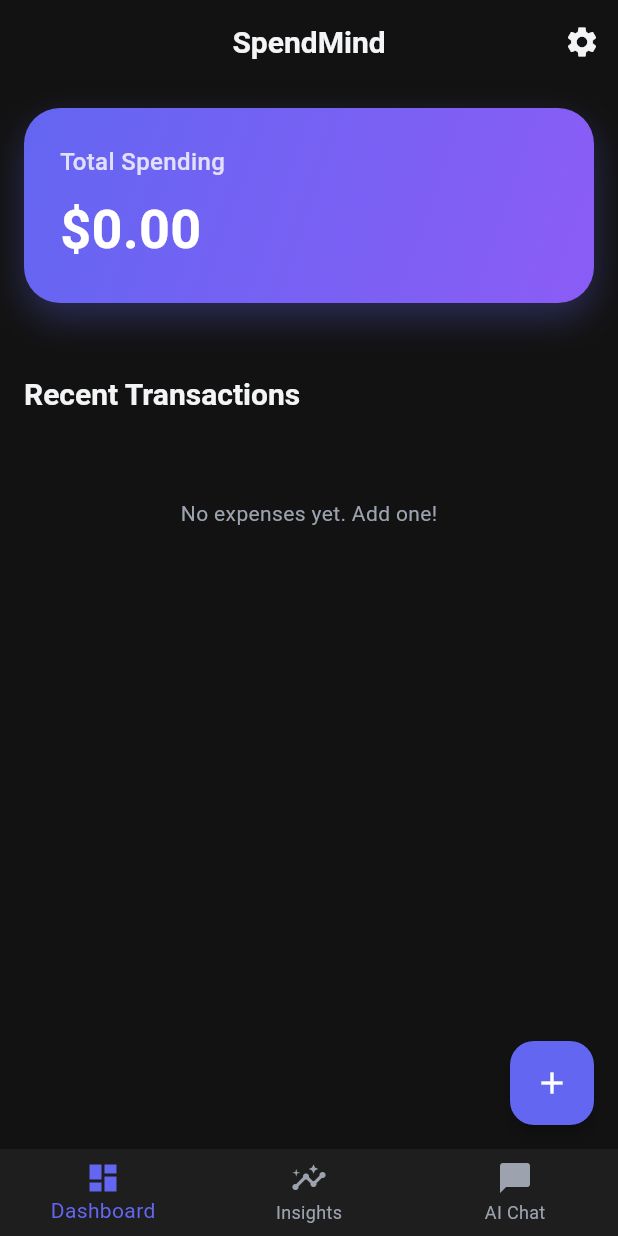
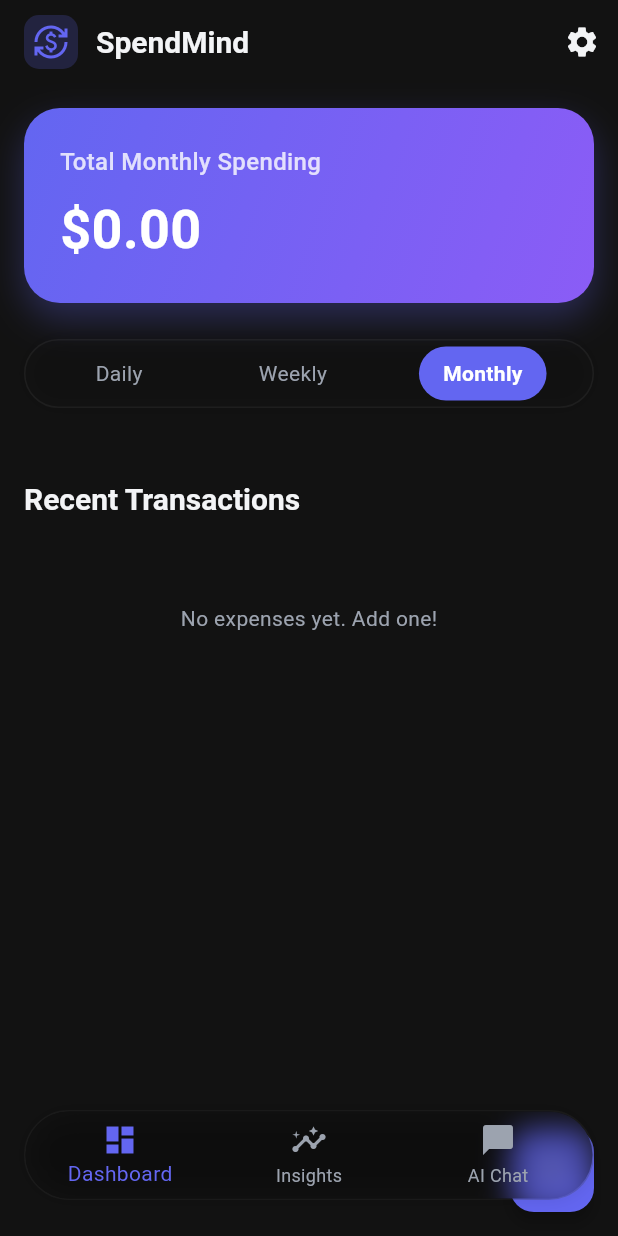
Before and after one commit to AbhishekSingh010/finance_expense_tracker_app, a Flutter app: the screen it shows after launch, on a phone screen of 412 x 824 dp. Run offline on Flutter 3.47's test engine with Material 3 defaults, Android fonts, the phone set to English and light mode, and no system bars; our stand-ins replace fl_chart, flutter_secure_storage, sqflite; accounts and stored records are empty; Roboto replaces fonts that are missing (SF Pro Display).

Commit message:
feat: UI enhancements, calendar views, and gemini fixes
- Add daily, weekly, and monthly calendar views to dashboard.
- Update bottom navigation bar to be floating with glassmorphic effect.
- Update dashboard app bar with SpendMind currency logo.
- Fix Gemini 404 API error by using gemini-1.5-flash-latest model.
- Restrict Gemini AI chat scope strictly to user's finances.
- Increase glassmorphism in expense tiles.

Co-authored-by: AbhishekSingh010 <113212983+AbhishekSingh010@users.noreply.github.com>

```diff
--- a/lib/main.dart
+++ b/lib/main.dart
@@ -7,6 +7,7 @@ import 'screens/settings_screen.dart';
 import 'screens/insights_screen.dart';
 import 'screens/chat_screen.dart';
 import 'screens/add_expense_screen.dart';
+import 'dart:ui';
 
 void main() {
   runApp(const SpendMindApp());
@@ -57,11 +58,25 @@ class _MainScreenState extends State<MainScreen> {
   @override
   Widget build(BuildContext context) {
     return Scaffold(
+      extendBody: true,
       body: IndexedStack(
         index: _currentIndex,
         children: _screens,
       ),
-      bottomNavigationBar: BottomNavigationBar(
+      bottomNavigationBar: Container(
+        margin: const EdgeInsets.only(left: 16, right: 16, bottom: 24),
+        decoration: AppTheme.glassDecoration(
+          opacity: 0.2,
+          color: Colors.black,
+          borderRadius: 30,
+        ),
+        child: ClipRRect(
+          borderRadius: BorderRadius.circular(30),
+          child: BackdropFilter(
+            filter: ImageFilter.blur(sigmaX: 10, sigmaY: 10),
+            child: BottomNavigationBar(
+              elevation: 0,
+              backgroundColor: Colors.transparent,
               currentIndex: _currentIndex,
               onTap: (index) {
                 setState(() {
@@ -83,6 +98,9 @@ class _MainScreenState extends State<MainScreen> {
                 ),
               ],
             ),
+          ),
+        ),
+      ),
     );
   }
 }
--- a/lib/providers/expense_provider.dart
+++ b/lib/providers/expense_provider.dart
@@ -11,18 +11,42 @@ class ExpenseProvider with ChangeNotifier {
   double _budget = 0.0;
   String? _apiKey;
   bool _aiEnabled = true;
+  String _timeframe = 'monthly'; // 'daily', 'weekly', 'monthly'
 
-  List<Expense> get expenses => _expenses;
+  List<Expense> get allExpenses => _expenses;
+  String get timeframe => _timeframe;
   double get budget => _budget;
   bool get hasApiKey => _apiKey != null && _apiKey!.isNotEmpty;
   String? get apiKey => _apiKey;
   bool get aiEnabled => _aiEnabled;
 
+  void setTimeframe(String tf) {
+    _timeframe = tf;
+    notifyListeners();
+  }
+
+  List<Expense> get expenses {
+    final now = DateTime.now();
+    return _expenses.where((expense) {
+      try {
+        final expenseDate = DateTime.parse(expense.date);
+        if (_timeframe == 'daily') {
+          return expenseDate.year == now.year && expenseDate.month == now.month && expenseDate.day == now.day;
+        } else if (_timeframe == 'weekly') {
+          final diff = now.difference(expenseDate).inDays;
+          return diff >= 0 && diff < 7;
+        } else {
+          return expenseDate.year == now.year && expenseDate.month == now.month;
+        }
+      } catch (e) {
+        return false;
+      }
+    }).toList();
+  }
+
   double get totalMonthlySpending {
     double total = 0;
-    for (var expense in _expenses) {
-      // Assuming all expenses are from the current month for simplicity,
-      // in a full app we'd filter by current month based on the date string
+    for (var expense in expenses) {
       total += expense.amount;
     }
     return total;
@@ -30,7 +54,7 @@ class ExpenseProvider with ChangeNotifier {
 
   Map<String, double> get categoryBreakdown {
     Map<String, double> breakdown = {};
-    for (var expense in _expenses) {
+    for (var expense in expenses) {
       if (breakdown.containsKey(expense.category)) {
         breakdown[expense.category] = breakdown[expense.category]! + expense.amount;
       } else {
--- a/lib/screens/dashboard_screen.dart
+++ b/lib/screens/dashboard_screen.dart
@@ -19,7 +19,27 @@ class DashboardScreen extends StatelessWidget {
               slivers: [
                 SliverAppBar(
                   floating: true,
-                  title: const Text('SpendMind'),
+                  title: Row(
+                    children: [
+                      Container(
+                        padding: const EdgeInsets.all(6),
+                        decoration: BoxDecoration(
+                          color: AppTheme.primary.withOpacity(0.2),
+                          borderRadius: BorderRadius.circular(10),
+                        ),
+                        child: const Icon(
+                          Icons.currency_exchange,
+                          color: AppTheme.primary,
+                          size: 24,
+                        ),
+                      ),
+                      const SizedBox(width: 12),
+                      const Text(
+                        'SpendMind',
+                        style: TextStyle(fontWeight: FontWeight.bold),
+                      ),
+                    ],
+                  ),
                   actions: [
                     IconButton(
                       icon: const Icon(Icons.settings),
@@ -37,7 +57,9 @@ class DashboardScreen extends StatelessWidget {
                       children: [
                         _buildTotalCard(provider),
                         const SizedBox(height: 24),
-                        if (provider.budget > 0) _buildBudgetProgress(provider),
+                        _buildTimeframeSelector(provider),
+                        const SizedBox(height: 24),
+                        if (provider.budget > 0 && provider.timeframe == 'monthly') _buildBudgetProgress(provider),
                         const SizedBox(height: 24),
                         if (provider.expenses.isNotEmpty) ...[
                           Text(
@@ -113,7 +135,7 @@ class DashboardScreen extends StatelessWidget {
         crossAxisAlignment: CrossAxisAlignment.start,
         children: [
           Text(
-            'Total Spending',
+            'Total ${provider.timeframe[0].toUpperCase()}${provider.timeframe.substring(1)} Spending',
             style: TextStyle(
               color: Colors.white.withOpacity(0.8),
               fontSize: 16,
@@ -130,6 +152,40 @@ class DashboardScreen extends StatelessWidget {
             ),
           ),
         ],
+      ),
+    );
+  }
+
+  Widget _buildTimeframeSelector(ExpenseProvider provider) {
+    return Container(
+      padding: const EdgeInsets.symmetric(horizontal: 8, vertical: 4),
+      decoration: AppTheme.glassDecoration(
+        opacity: 0.1,
+        color: AppTheme.surface,
+        borderRadius: 30,
+      ),
+      child: Row(
+        mainAxisAlignment: MainAxisAlignment.spaceAround,
+        children: ['daily', 'weekly', 'monthly'].map((tf) {
+          final isSelected = provider.timeframe == tf;
+          return GestureDetector(
+            onTap: () => provider.setTimeframe(tf),
+            child: Container(
+              padding: const EdgeInsets.symmetric(vertical: 8, horizontal: 16),
+              decoration: BoxDecoration(
+                color: isSelected ? AppTheme.primary : Colors.transparent,
+                borderRadius: BorderRadius.circular(20),
+              ),
+              child: Text(
+                tf[0].toUpperCase() + tf.substring(1),
+                style: TextStyle(
+                  color: isSelected ? Colors.white : AppTheme.textSecondary,
+                  fontWeight: isSelected ? FontWeight.bold : FontWeight.normal,
+                ),
+              ),
+            ),
+          );
+        }).toList(),
       ),
     );
   }
--- a/lib/services/gemini_service.dart
+++ b/lib/services/gemini_service.dart
@@ -2,7 +2,7 @@ import 'dart:convert';
 import 'package:http/http.dart' as http;
 
 class GeminiService {
-  static const String _baseUrl = 'https://generativelanguage.googleapis.com/v1beta/models/gemini-1.5-flash:generateContent';
+  static const String _baseUrl = 'https://generativelanguage.googleapis.com/v1beta/models/gemini-1.5-flash-latest:generateContent';
 
   Future<String> getInsights(Map<String, dynamic> summary, String apiKey) async {
     final prompt = 'Analyze this spending and give financial advice, savings tips, and risks: \n${jsonEncode(summary)}';
@@ -11,7 +11,7 @@ class GeminiService {
   }
 
   Future<String> sendChatMessage(String message, Map<String, dynamic> summary, String apiKey) async {
-    final prompt = 'User financial summary: ${jsonEncode(summary)}\n\nUser: $message\n\nAI:';
+    final prompt = 'You are a financial advisor for the app SpendMind. You MUST ONLY answer questions related to the user\'s expenses and financial summary. If the user asks about anything else, politely decline and say you can only discuss their finances.\n\nUser financial summary: ${jsonEncode(summary)}\n\nUser: $message\n\nAI:';
 
     return await _makeRequest(prompt, apiKey);
   }
--- a/lib/widgets/expense_tile.dart
+++ b/lib/widgets/expense_tile.dart
@@ -42,8 +42,8 @@ class ExpenseTile extends StatelessWidget {
     return Container(
       margin: const EdgeInsets.symmetric(horizontal: 16, vertical: 8),
       decoration: AppTheme.glassDecoration(
-        opacity: 0.5,
-        color: AppTheme.cardBackground,
+        opacity: 0.2, // increased glass effect
+        color: AppTheme.surface,
       ),
       child: ListTile(
         contentPadding: const EdgeInsets.symmetric(horizontal: 16, vertical: 8),
```
Also changed, not shown: pubspec.lock, 1 other file. Lines whose indentation alone changed are shown as unchanged.
